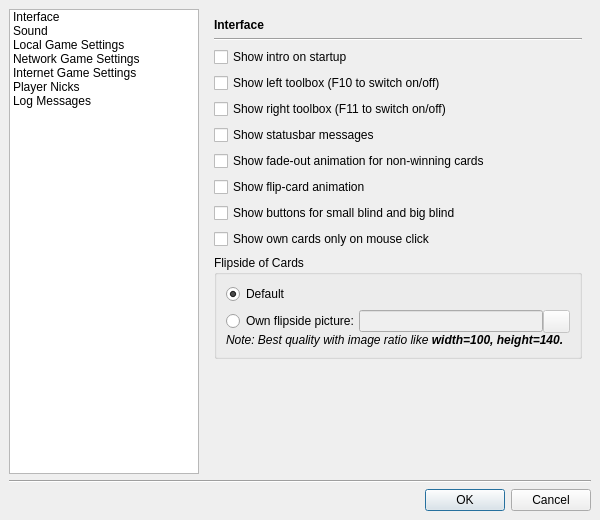
Old version of the form src/gui/qt/settingsdialog.ui in the repository pokerth/pokerth.
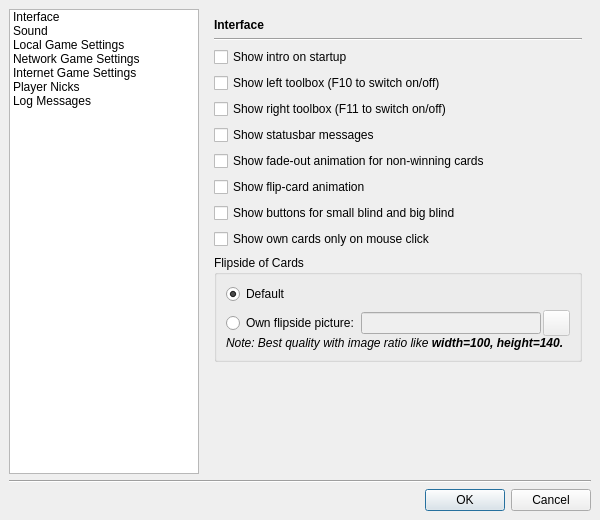
New version of the form. Icons and pictures are not drawn. Custom widgets are drawn as their Qt base class.

What changed in the file:
```diff
--- a/src/gui/qt/settingsdialog.ui
+++ b/src/gui/qt/settingsdialog.ui
@@ -77,7 +77,7 @@
                <number>0</number>
               </property>
               <property name="spacing" >
-               <number>0</number>
+               <number>2</number>
               </property>
               <item>
                <widget class="QRadioButton" name="radioButton_flipsideOwn" >
@@ -101,13 +101,13 @@
                 <property name="minimumSize" >
                  <size>
                   <width>27</width>
-                  <height>23</height>
+                  <height>26</height>
                  </size>
                 </property>
                 <property name="maximumSize" >
                  <size>
                   <width>27</width>
-                  <height>23</height>
+                  <height>26</height>
                  </size>
                 </property>
                 <property name="icon" >
```
Left out of the diff: 9 changed lines with no effect on the pictures.
